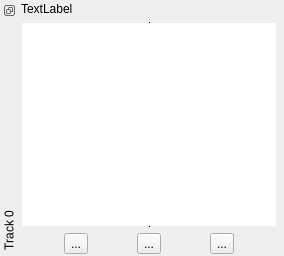
First picture: the form in GUI/UI/TimelineHeaderWidget/TimelineHeaderWidget.ui, repository BrendonWatsonLab/PhoPyQtTimelinePlotter, before the edit.
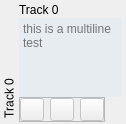
Second picture: the form after the edit.

What changed in the file:
```diff
--- a/GUI/UI/TimelineHeaderWidget/TimelineHeaderWidget.ui
+++ b/GUI/UI/TimelineHeaderWidget/TimelineHeaderWidget.ui
@@ -6,8 +6,8 @@
    <rect>
     <x>0</x>
     <y>0</y>
-    <width>284</width>
-    <height>256</height>
+    <width>126</width>
+    <height>124</height>
    </rect>
   </property>
   <property name="windowTitle">
@@ -28,8 +28,26 @@
    </property>
    <item>
     <widget class="QDockWidget" name="dockWidget_Main">
+     <property name="sizePolicy">
+      <sizepolicy hsizetype="Fixed" vsizetype="Fixed">
+       <horstretch>0</horstretch>
+       <verstretch>0</verstretch>
+      </sizepolicy>
+     </property>
+     <property name="minimumSize">
+      <size>
+       <width>124</width>
+       <height>120</height>
+      </size>
+     </property>
+     <property name="baseSize">
+      <size>
+       <width>50</width>
+       <height>50</height>
+      </size>
+     </property>
      <property name="features">
-      <set>QDockWidget::DockWidgetFloatable|QDockWidget::DockWidgetMovable|QDockWidget::DockWidgetVerticalTitleBar</set>
+      <set>QDockWidget::DockWidgetVerticalTitleBar</set>
      </property>
      <property name="allowedAreas">
       <set>Qt::LeftDockWidgetArea</set>
@@ -53,17 +71,38 @@
        </property>
        <item>
         <layout class="QVBoxLayout" name="verticalLayout">
+         <property name="spacing">
+          <number>0</number>
+         </property>
          <item>
           <widget class="QLabel" name="lblTitle">
+           <property name="sizePolicy">
+            <sizepolicy hsizetype="Fixed" vsizetype="Fixed">
+             <horstretch>0</horstretch>
+             <verstretch>0</verstretch>
+            </sizepolicy>
+           </property>
+           <property name="minimumSize">
+            <size>
+             <width>50</width>
+             <height>16</height>
+            </size>
+           </property>
+           <property name="baseSize">
+            <size>
+             <width>50</width>
+             <height>16</height>
+            </size>
+           </property>
            <property name="text">
-            <string>TextLabel</string>
+            <string>Track 0</string>
            </property>
           </widget>
          </item>
          <item>
           <widget class="QTextBrowser" name="textBrowser_Main">
            <property name="sizePolicy">
-            <sizepolicy hsizetype="Minimum" vsizetype="MinimumExpanding">
+            <sizepolicy hsizetype="Expanding" vsizetype="Expanding">
              <horstretch>0</horstretch>
              <verstretch>0</verstretch>
             </sizepolicy>
@@ -71,11 +110,11 @@
            <property name="acceptDrops">
             <bool>false</bool>
            </property>
-           <property name="autoFillBackground">
-            <bool>false</bool>
+           <property name="styleSheet">
+            <string notr="true">background-color: rgba(179, 215, 255, 35)</string>
            </property>
            <property name="frameShape">
-            <enum>QFrame::VLine</enum>
+            <enum>QFrame::NoFrame</enum>
            </property>
            <property name="frameShadow">
             <enum>QFrame::Plain</enum>
@@ -86,35 +125,70 @@
            <property name="textInteractionFlags">
             <set>Qt::NoTextInteraction</set>
            </property>
+           <property name="placeholderText">
+            <string>this is a multiline test</string>
+           </property>
            <property name="openLinks">
             <bool>false</bool>
            </property>
           </widget>
          </item>
          <item>
-          <layout class="QHBoxLayout" name="horizontalLayout" stretch="0,1,0">
-           <item>
-            <widget class="QToolButton" name="toolButton_0">
-             <property name="text">
-              <string>...</string>
-             </property>
-            </widget>
-           </item>
-           <item>
-            <widget class="QToolButton" name="toolButton_2">
-             <property name="text">
-              <string>...</string>
-             </property>
-            </widget>
-           </item>
-           <item>
-            <widget class="QToolButton" name="toolButton_3">
-             <property name="text">
-              <string>...</string>
-             </property>
-            </widget>
-           </item>
-          </layout>
+          <widget class="QFrame" name="frame_BottomButtons">
+           <property name="enabled">
+            <bool>false</bool>
+           </property>
+           <property name="sizePolicy">
+            <sizepolicy hsizetype="Preferred" vsizetype="Preferred">
+             <horstretch>0</horstretch>
+             <verstretch>0</verstretch>
+            </sizepolicy>
+           </property>
+           <property name="frameShape">
+            <enum>QFrame::StyledPanel</enum>
+           </property>
+           <property name="frameShadow">
+            <enum>QFrame::Raised</enum>
+           </property>
+           <layout class="QVBoxLayout" name="verticalLayout_3">
+            <property name="sizeConstraint">
+             <enum>QLayout::SetFixedSize</enum>
+            </property>
+            <property name="leftMargin">
+             <number>0</number>
+            </property>
+            <property name="topMargin">
+             <number>0</number>
+            </property>
+            <property name="rightMargin">
+             <number>0</number>
+            </property>
+            <property name="bottomMargin">
+             <number>0</number>
+            </property>
+            <item>
+             <layout class="QHBoxLayout" name="horizontalLayout" stretch="0,0,0">
+              <item>
+               <widget class="QToolButton" name="toolButton_0"/>
+              </item>
+              <item>
+               <widget class="QToolButton" name="toolButton_2">
+                <property name="enabled">
+                 <bool>false</bool>
+                </property>
+               </widget>
+              </item>
+              <item>
+               <widget class="QToolButton" name="toolButton_3">
+                <property name="enabled">
+                 <bool>false</bool>
+                </property>
+               </widget>
+              </item>
+             </layout>
+            </item>
+           </layout>
+          </widget>
          </item>
         </layout>
        </item>
```
Left out of the diff: 45 changed lines with no effect on the pictures.
